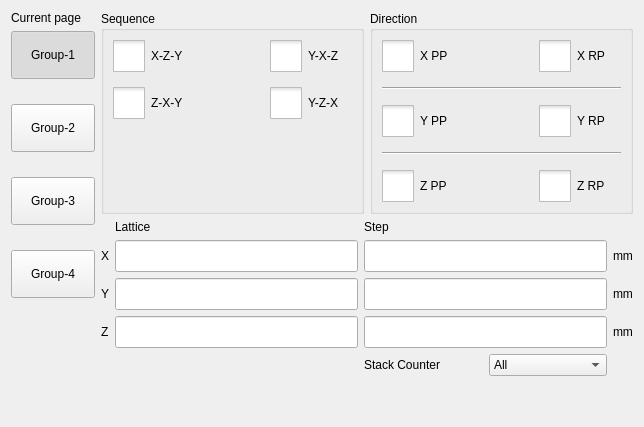
The window that hcsettings/ichcstackedsettingsframe.ui (dongdong-2009/3-5AxisRobot) describes before a commit, drawn with Qt 5.
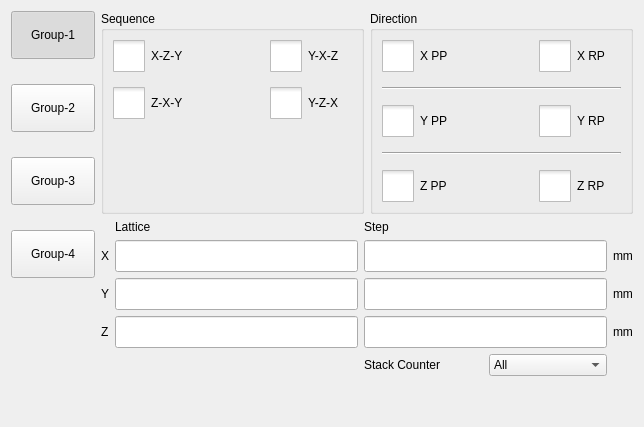
The same window after the commit. Icons and pictures are not drawn. Custom widgets are drawn as their Qt base class.

Commit message: 1.添加英文报警333

The edit to the form file:
```diff
--- a/hcsettings/ichcstackedsettingsframe.ui
+++ b/hcsettings/ichcstackedsettingsframe.ui
@@ -22,13 +22,6 @@
   <layout class="QHBoxLayout" name="horizontalLayout_3">
    <item>
     <layout class="QVBoxLayout" name="verticalLayout_3">
-     <item>
-      <widget class="QLabel" name="currentPageLabel">
-       <property name="text">
-        <string notr="true">Current page</string>
-       </property>
-      </widget>
-     </item>
      <item>
       <layout class="QVBoxLayout" name="verticalLayout">
        <property name="spacing">
```
Left out of the diff: 4 changed lines with no effect on the pictures. The commit also changes 2 other files.
